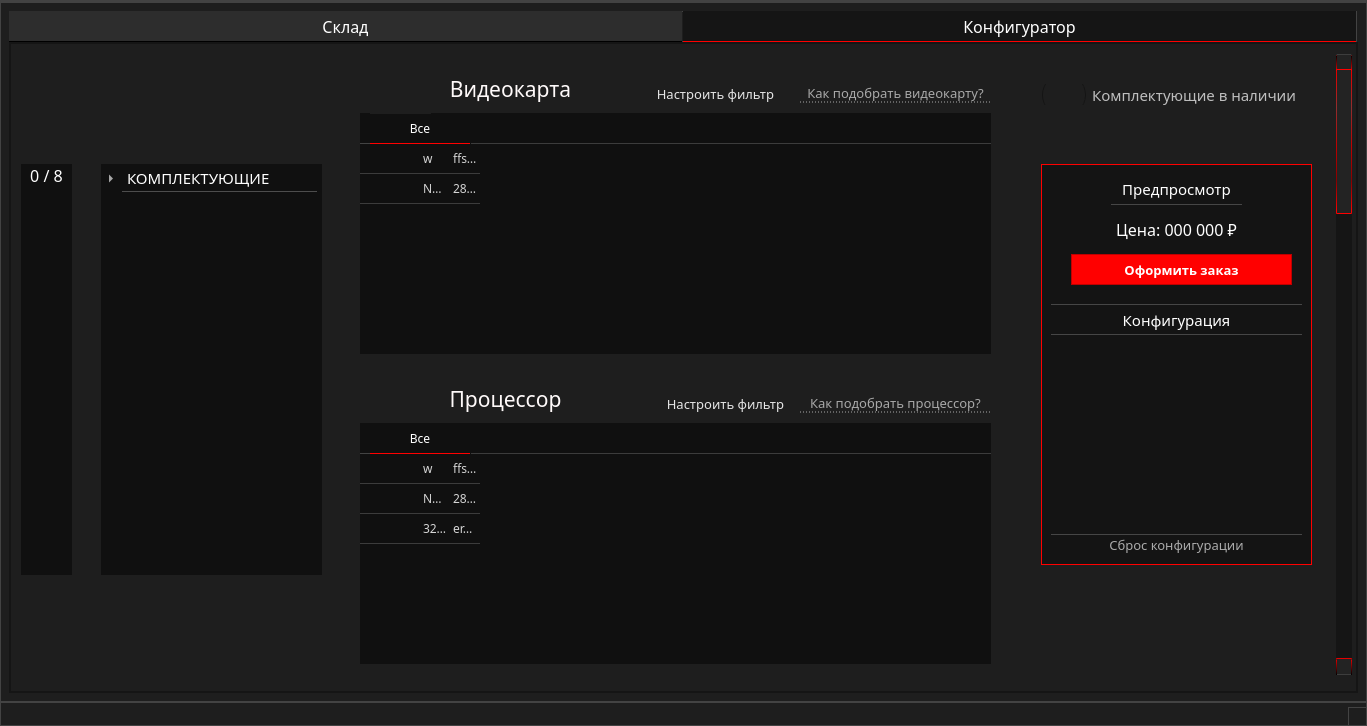
Qt form ui/main_interface.ui (marginalprog/git_pcconf) before a commit.
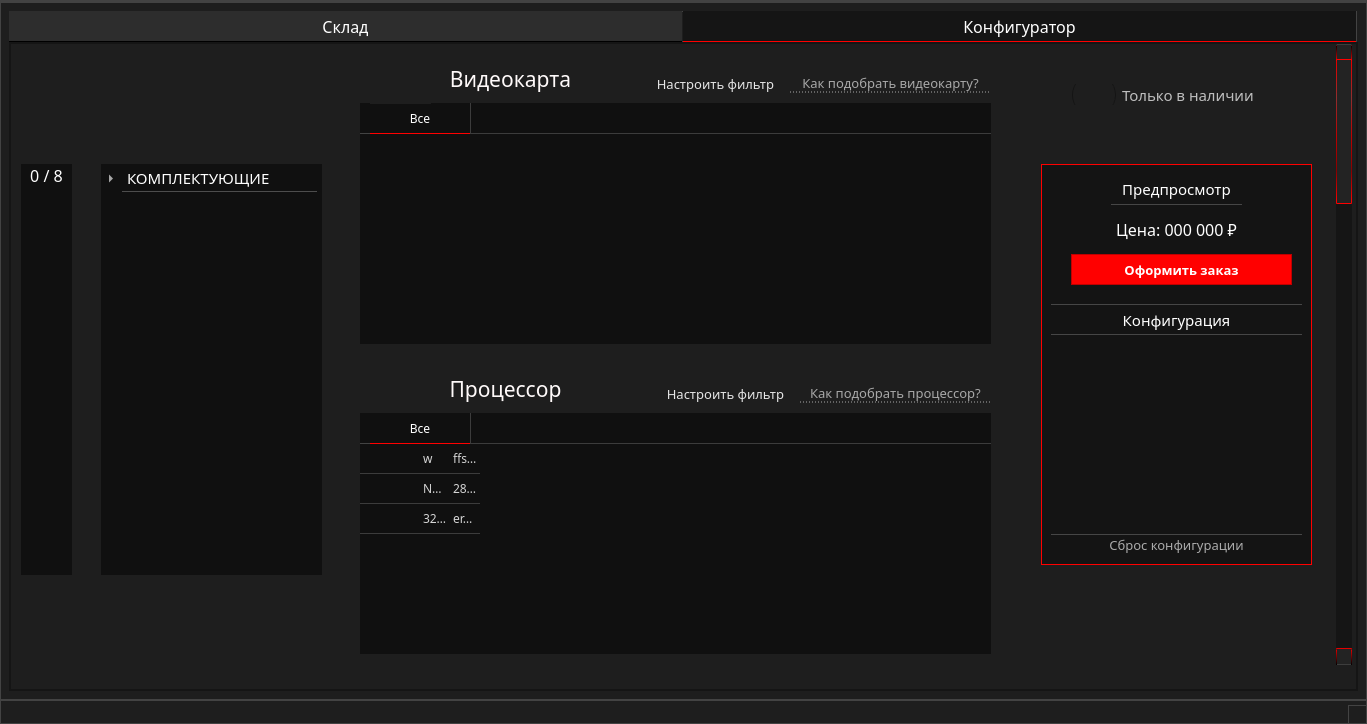
The same form after that commit. The open tabs and pages were chosen to show the change. Icons and pictures are not drawn.

Diff of the .ui file:
```diff
--- a/ui/main_interface.ui
+++ b/ui/main_interface.ui
@@ -7,7 +7,7 @@
     <x>0</x>
     <y>0</y>
     <width>1367</width>
-    <height>726</height>
+    <height>724</height>
    </rect>
   </property>
   <property name="windowTitle">
@@ -4687,7 +4687,7 @@
         <property name="geometry">
          <rect>
           <x>290</x>
-          <y>10</y>
+          <y>0</y>
           <width>1051</width>
           <height>621</height>
          </rect>
@@ -5201,13 +5201,13 @@
                <bool>true</bool>
               </attribute>
               <attribute name="horizontalHeaderDefaultSectionSize">
-               <number>30</number>
+               <number>90</number>
               </attribute>
               <attribute name="horizontalHeaderHighlightSections">
                <bool>false</bool>
               </attribute>
               <attribute name="horizontalHeaderMinimumSectionSize">
-               <number>15</number>
+               <number>40</number>
               </attribute>
               <attribute name="horizontalHeaderShowSortIndicator" stdset="0">
                <bool>true</bool>
@@ -5221,64 +5221,12 @@
               <attribute name="verticalHeaderCascadingSectionResizes">
                <bool>false</bool>
               </attribute>
+              <attribute name="verticalHeaderDefaultSectionSize">
+               <number>32</number>
+              </attribute>
               <attribute name="verticalHeaderMinimumSectionSize">
                <number>10</number>
               </attribute>
-              <row>
-               <property name="text">
-                <string>w</string>
-               </property>
-              </row>
-              <row>
-               <property name="text">
-                <string>New Row</string>
-               </property>
-              </row>
-              <column>
-               <property name="text">
-                <string>Выбор</string>
-               </property>
-              </column>
-              <column>
-               <property name="text">
-                <string>Склад</string>
-               </property>
-              </column>
-              <column>
-               <property name="text">
-                <string>Название</string>
-               </property>
-              </column>
-              <column>
-               <property name="text">
-                <string>др. параметры</string>
-               </property>
-              </column>
-              <item row="0" column="0">
-               <property name="text">
-                <string/>
-               </property>
-              </item>
-              <item row="0" column="2">
-               <property name="text">
-                <string>w</string>
-               </property>
-              </item>
-              <item row="0" column="3">
-               <property name="text">
-                <string>ffssssrrrwrwer3333222234</string>
-               </property>
-              </item>
-              <item row="1" column="2">
-               <property name="text">
-                <string>NVIDIA RTX 4080</string>
-               </property>
-              </item>
-              <item row="1" column="3">
-               <property name="text">
-                <string>2878913412</string>
-               </property>
-              </item>
              </widget>
              <zorder>tableConfVideo</zorder>
              <zorder>tabWidgetVideo</zorder>
@@ -6120,9 +6068,9 @@
             <widget class="QPushButton" name="btnVidHelp">
              <property name="geometry">
               <rect>
-               <x>490</x>
+               <x>480</x>
                <y>20</y>
-               <width>191</width>
+               <width>201</width>
                <height>20</height>
               </rect>
              </property>
@@ -8771,6 +8719,150 @@
               <set>Qt::AlignCenter</set>
              </property>
             </widget>
+            <widget class="Line" name="line_2">
+             <property name="geometry">
+              <rect>
+               <x>160</x>
+               <y>50</y>
+               <width>16</width>
+               <height>31</height>
+              </rect>
+             </property>
+             <property name="styleSheet">
+              <string notr="true">border: 0px;
+background: transparent;
+border-left: 1px solid rgb(60, 60, 60);</string>
+             </property>
+             <property name="orientation">
+              <enum>Qt::Vertical</enum>
+             </property>
+            </widget>
+            <widget class="Line" name="line_3">
+             <property name="geometry">
+              <rect>
+               <x>160</x>
+               <y>360</y>
+               <width>16</width>
+               <height>31</height>
+              </rect>
+             </property>
+             <property name="styleSheet">
+              <string notr="true">border: 0px;
+background: transparent;
+border-left: 1px solid rgb(60, 60, 60);</string>
+             </property>
+             <property name="orientation">
+              <enum>Qt::Vertical</enum>
+             </property>
+            </widget>
+            <widget class="Line" name="line_4">
+             <property name="geometry">
+              <rect>
+               <x>160</x>
+               <y>670</y>
+               <width>16</width>
+               <height>31</height>
+              </rect>
+             </property>
+             <property name="styleSheet">
+              <string notr="true">border: 0px;
+background: transparent;
+border-left: 1px solid rgb(60, 60, 60);</string>
+             </property>
+             <property name="orientation">
+              <enum>Qt::Vertical</enum>
+             </property>
+            </widget>
+            <widget class="Line" name="line_5">
+             <property name="geometry">
+              <rect>
+               <x>160</x>
+               <y>980</y>
+               <width>16</width>
+               <height>31</height>
+              </rect>
+             </property>
+             <property name="styleSheet">
+              <string notr="true">border: 0px;
+background: transparent;
+border-left: 1px solid rgb(60, 60, 60);</string>
+             </property>
+             <property name="orientation">
+              <enum>Qt::Vertical</enum>
+             </property>
+            </widget>
+            <widget class="Line" name="line_6">
+             <property name="geometry">
+              <rect>
+               <x>160</x>
+               <y>1280</y>
+               <width>16</width>
+               <height>31</height>
+              </rect>
+             </property>
+             <property name="styleSheet">
+              <string notr="true">border: 0px;
+background: transparent;
+border-left: 1px solid rgb(60, 60, 60);</string>
+             </property>
+             <property name="orientation">
+              <enum>Qt::Vertical</enum>
+             </property>
+            </widget>
+            <widget class="Line" name="line_7">
+             <property name="geometry">
+              <rect>
+               <x>160</x>
+               <y>1590</y>
+               <width>16</width>
+               <height>31</height>
+              </rect>
+             </property>
+             <property name="styleSheet">
+              <string notr="true">border: 0px;
+background: transparent;
+border-left: 1px solid rgb(60, 60, 60);</string>
+             </property>
+             <property name="orientation">
+              <enum>Qt::Vertical</enum>
+             </property>
+            </widget>
+            <widget class="Line" name="line_8">
+             <property name="geometry">
+              <rect>
+               <x>160</x>
+               <y>1900</y>
+               <width>16</width>
+               <height>31</height>
+              </rect>
+             </property>
+             <property name="styleSheet">
+              <string notr="true">border: 0px;
+background: transparent;
+border-left: 1px solid rgb(60, 60, 60);</string>
+             </property>
+             <property name="orientation">
+              <enum>Qt::Vertical</enum>
+             </property>
+            </widget>
+            <widget class="Line" name="line_9">
+             <property name="geometry">
+              <rect>
+               <x>160</x>
+               <y>2210</y>
+               <width>16</width>
+               <height>31</height>
+              </rect>
+             </property>
+             <property name="styleSheet">
+              <string notr="true">border: 0px;
+background: transparent;
+border-left: 1px solid rgb(60, 60, 60);</string>
+             </property>
+             <property name="orientation">
+              <enum>Qt::Vertical</enum>
+             </property>
+            </widget>
            </widget>
           </item>
          </layout>
@@ -9155,9 +9247,9 @@
         <widget class="QRadioButton" name="rb_have_conf">
          <property name="geometry">
           <rect>
-           <x>10</x>
+           <x>40</x>
            <y>10</y>
-           <width>271</width>
+           <width>191</width>
            <height>21</height>
           </rect>
          </property>
@@ -9206,7 +9298,7 @@
 }</string>
          </property>
          <property name="text">
-          <string>Комплектующие в наличии</string>
+          <string>Только в наличии</string>
          </property>
         </widget>
        </widget>
```
Left out of the diff: 110 changed lines with no effect on the pictures.
